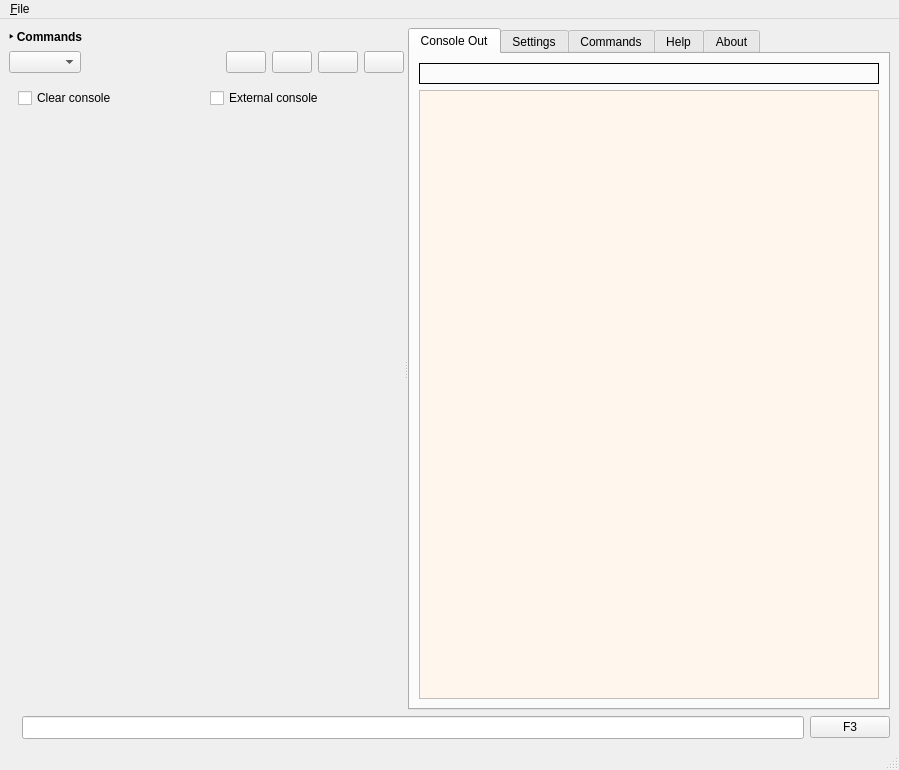
jplozf/Crush, file mainwindow.ui: the form before one commit.
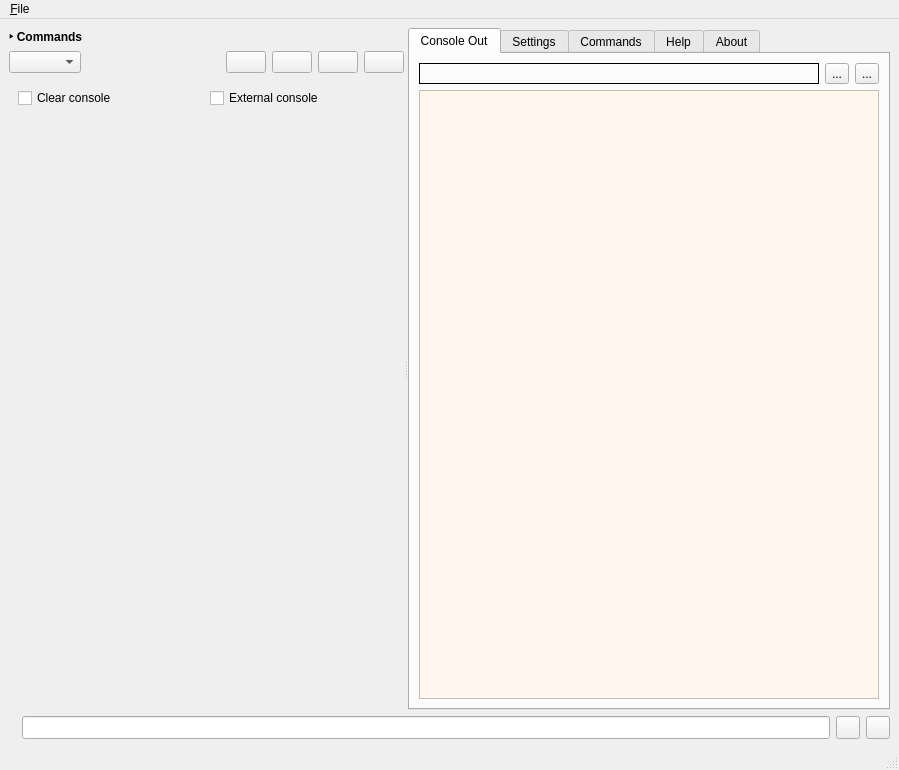
The form after the commit. Icons and pictures are not drawn.

Patch:
```diff
--- a/mainwindow.ui
+++ b/mainwindow.ui
@@ -222,7 +222,15 @@
              </widget>
             </item>
             <item row="0" column="0">
+             <layout class="QHBoxLayout" name="horizontalLayout_4">
+              <item>
              <widget class="QLabel" name="lblTitle">
+                <property name="sizePolicy">
+                 <sizepolicy hsizetype="Preferred" vsizetype="Preferred">
+                  <horstretch>0</horstretch>
+                  <verstretch>0</verstretch>
+                 </sizepolicy>
+                </property>
               <property name="font">
                <font>
                 <family>Courier</family>
@@ -241,6 +249,36 @@
               </property>
              </widget>
             </item>
+              <item>
+               <widget class="QToolButton" name="btnClearConsole">
+                <property name="toolTip">
+                 <string>Clear the console's output</string>
+                </property>
+                <property name="text">
+                 <string>...</string>
+                </property>
+                <property name="icon">
+                 <iconset resource="Crush.qrc">
+                  <normaloff>:/16x16/Trash.png</normaloff>:/16x16/Trash.png</iconset>
+                </property>
+               </widget>
+              </item>
+              <item>
+               <widget class="QToolButton" name="btnCopyConsole">
+                <property name="toolTip">
+                 <string>Copy the console's output into the clipboard</string>
+                </property>
+                <property name="text">
+                 <string>...</string>
+                </property>
+                <property name="icon">
+                 <iconset resource="Crush.qrc">
+                  <normaloff>:/16x16/Clipboard Copy.png</normaloff>:/16x16/Clipboard Copy.png</iconset>
+                </property>
+               </widget>
+              </item>
+             </layout>
+            </item>
            </layout>
           </widget>
           <widget class="QWidget" name="tabSettings">
@@ -467,9 +505,12 @@
        </widget>
       </item>
       <item>
-       <widget class="QPushButton" name="btnEnter">
+       <widget class="QToolButton" name="btnEnter">
+        <property name="toolTip">
+         <string>Run the selected command</string>
+        </property>
         <property name="text">
-         <string>F3</string>
+         <string/>
         </property>
         <property name="icon">
          <iconset resource="Crush.qrc">
@@ -477,6 +518,20 @@
         </property>
        </widget>
       </item>
+      <item>
+       <widget class="QToolButton" name="btnBreak">
+        <property name="toolTip">
+         <string>Stop the command</string>
+        </property>
+        <property name="text">
+         <string/>
+        </property>
+        <property name="icon">
+         <iconset resource="Crush.qrc">
+          <normaloff>:/16x16/Player Stop.png</normaloff>:/16x16/Player Stop.png</iconset>
+        </property>
+       </widget>
+      </item>
      </layout>
     </item>
    </layout>
```
Lines whose indentation alone changed are shown as unchanged.
